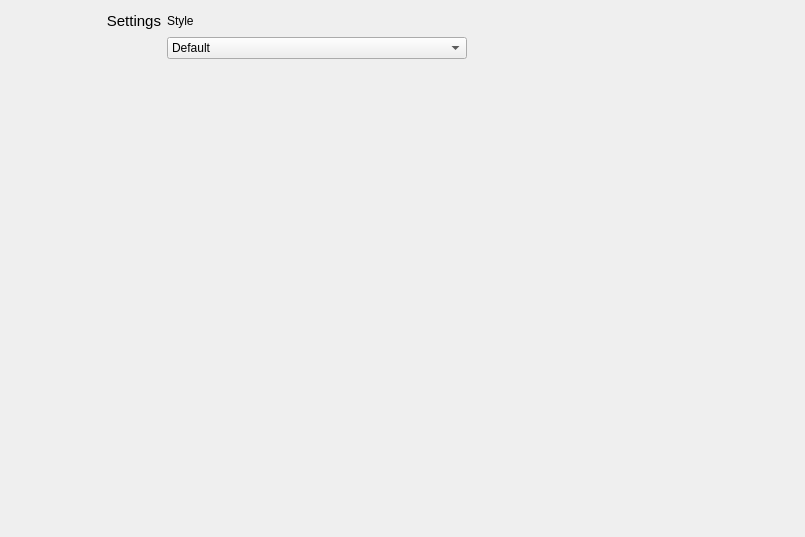
First picture: the form in ui/preferences.ui, repository takavfx/Mantle, before the edit.
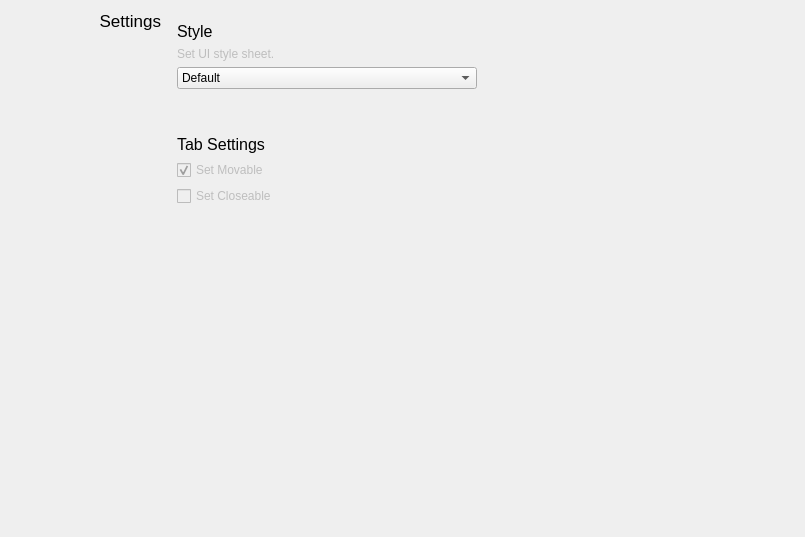
Second picture: the form after the edit.

```diff
--- a/ui/preferences.ui
+++ b/ui/preferences.ui
@@ -16,6 +16,9 @@
   <layout class="QHBoxLayout" name="horizontalLayout">
    <item>
     <layout class="QVBoxLayout" name="verticalLayout_3">
+     <property name="rightMargin">
+      <number>0</number>
+     </property>
      <item>
       <layout class="QVBoxLayout" name="verticalLayout">
        <item>
@@ -34,7 +37,7 @@
          </property>
          <property name="font">
           <font>
-           <pointsize>11</pointsize>
+           <pointsize>13</pointsize>
           </font>
          </property>
          <property name="text">
@@ -67,10 +70,16 @@
    </item>
    <item>
     <layout class="QVBoxLayout" name="verticalLayout_4">
+     <property name="leftMargin">
+      <number>10</number>
+     </property>
+     <property name="topMargin">
+      <number>10</number>
+     </property>
      <item>
       <layout class="QVBoxLayout" name="verticalLayout_2">
        <item>
-        <widget class="QLabel" name="label">
+        <widget class="QLabel" name="styleLabel">
          <property name="minimumSize">
           <size>
            <width>150</width>
@@ -83,13 +92,39 @@
            <height>16777215</height>
           </size>
          </property>
+         <property name="font">
+          <font>
+           <pointsize>12</pointsize>
+          </font>
+         </property>
          <property name="text">
           <string>Style</string>
          </property>
         </widget>
        </item>
        <item>
-        <widget class="QComboBox" name="comboBox">
+        <widget class="QLabel" name="styleTipsLabel">
+         <property name="enabled">
+          <bool>false</bool>
+         </property>
+         <property name="font">
+          <font>
+           <pointsize>9</pointsize>
+           <strikeout>false</strikeout>
+           <stylestrategy>PreferDefault</stylestrategy>
+           <kerning>true</kerning>
+          </font>
+         </property>
+         <property name="text">
+          <string>Set UI style sheet.</string>
+         </property>
+         <property name="margin">
+          <number>0</number>
+         </property>
+        </widget>
+       </item>
+       <item>
+        <widget class="QComboBox" name="styleComboBox">
          <property name="minimumSize">
           <size>
            <width>300</width>
@@ -114,6 +149,9 @@
          <property name="orientation">
           <enum>Qt::Vertical</enum>
          </property>
+         <property name="sizeType">
+          <enum>QSizePolicy::Maximum</enum>
+         </property>
          <property name="sizeHint" stdset="0">
           <size>
            <width>20</width>
@@ -124,6 +162,83 @@
        </item>
       </layout>
      </item>
+     <item>
+      <layout class="QVBoxLayout" name="verticalLayout_5">
+       <property name="topMargin">
+        <number>0</number>
+       </property>
+       <property name="bottomMargin">
+        <number>0</number>
+       </property>
+       <item>
+        <widget class="QLabel" name="label">
+         <property name="font">
+          <font>
+           <pointsize>12</pointsize>
+          </font>
+         </property>
+         <property name="text">
+          <string>Tab Settings</string>
+         </property>
+        </widget>
+       </item>
+       <item>
+        <widget class="QCheckBox" name="setMovableCheckBox">
+         <property name="enabled">
+          <bool>false</bool>
+         </property>
+         <property name="text">
+          <string>Set Movable</string>
+         </property>
+         <property name="checked">
+          <bool>true</bool>
+         </property>
+        </widget>
+       </item>
+       <item>
+        <widget class="QCheckBox" name="setCloseableCheckBox">
+         <property name="enabled">
+          <bool>false</bool>
+         </property>
+         <property name="text">
+          <string>Set Closeable</string>
+         </property>
+        </widget>
+       </item>
+       <item>
+        <spacer name="verticalSpacer_3">
+         <property name="orientation">
+          <enum>Qt::Vertical</enum>
+         </property>
+         <property name="sizeType">
+          <enum>QSizePolicy::Maximum</enum>
+         </property>
+         <property name="sizeHint" stdset="0">
+          <size>
+           <width>20</width>
+           <height>40</height>
+          </size>
+         </property>
+        </spacer>
+       </item>
+      </layout>
+     </item>
+     <item>
+      <spacer name="verticalSpacer_4">
+       <property name="orientation">
+        <enum>Qt::Vertical</enum>
+       </property>
+       <property name="sizeType">
+        <enum>QSizePolicy::Expanding</enum>
+       </property>
+       <property name="sizeHint" stdset="0">
+        <size>
+         <width>20</width>
+         <height>40</height>
+        </size>
+       </property>
+      </spacer>
+     </item>
     </layout>
    </item>
    <item>
```
Left out of the diff: 2 changed lines with no effect on the pictures.
